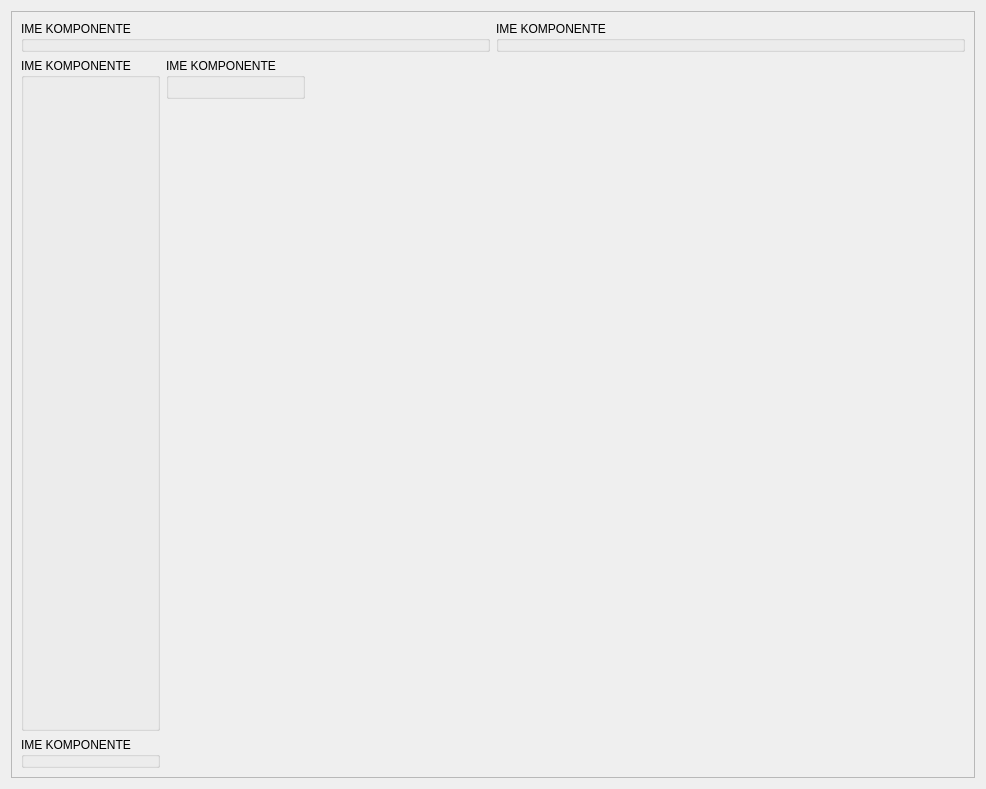
First picture: the form in app/view/uiFiles/tab_rezultat.ui, repository vmilic/umjeravanje, before the edit.
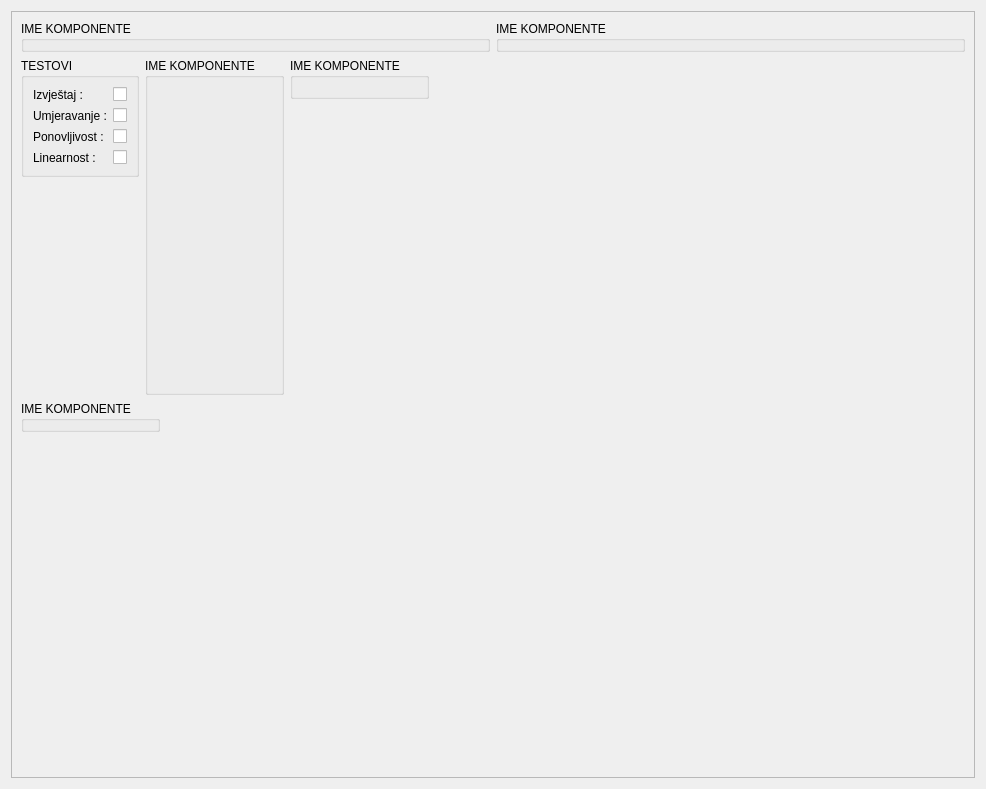
Second picture: the form after the edit.

The edit to the form file:
```diff
--- a/app/view/uiFiles/tab_rezultat.ui
+++ b/app/view/uiFiles/tab_rezultat.ui
@@ -73,6 +73,91 @@
            <property name="margin">
             <number>0</number>
            </property>
+           <item>
+            <layout class="QVBoxLayout" name="verticalLayout_5">
+             <property name="margin">
+              <number>0</number>
+             </property>
+             <item>
+              <widget class="QGroupBox" name="groupBox">
+               <property name="title">
+                <string>TESTOVI</string>
+               </property>
+               <layout class="QGridLayout" name="gridLayout">
+                <item row="3" column="0">
+                 <widget class="QLabel" name="label_3">
+                  <property name="text">
+                   <string>Linearnost :</string>
+                  </property>
+                 </widget>
+                </item>
+                <item row="1" column="0">
+                 <widget class="QLabel" name="label">
+                  <property name="text">
+                   <string>Umjeravanje :</string>
+                  </property>
+                 </widget>
+                </item>
+                <item row="2" column="0">
+                 <widget class="QLabel" name="label_2">
+                  <property name="text">
+                   <string>Ponovljivost :</string>
+                  </property>
+                 </widget>
+                </item>
+                <item row="0" column="0">
+                 <widget class="QLabel" name="label_4">
+                  <property name="text">
+                   <string>Izvještaj :</string>
+                  </property>
+                 </widget>
+                </item>
+                <item row="0" column="1">
+                 <widget class="QCheckBox" name="checkBoxReport">
+                  <property name="text">
+                   <string/>
+                  </property>
+                 </widget>
+                </item>
+                <item row="1" column="1">
+                 <widget class="QCheckBox" name="checkBoxUmjeravanje">
+                  <property name="text">
+                   <string/>
+                  </property>
+                 </widget>
+                </item>
+                <item row="2" column="1">
+                 <widget class="QCheckBox" name="checkBoxPonovljivost">
+                  <property name="text">
+                   <string/>
+                  </property>
+                 </widget>
+                </item>
+                <item row="3" column="1">
+                 <widget class="QCheckBox" name="checkBoxLinearnost">
+                  <property name="text">
+                   <string/>
+                  </property>
+                 </widget>
+                </item>
+               </layout>
+              </widget>
+             </item>
+             <item>
+              <spacer name="verticalSpacer_3">
+               <property name="orientation">
+                <enum>Qt::Vertical</enum>
+               </property>
+               <property name="sizeHint" stdset="0">
+                <size>
+                 <width>20</width>
+                 <height>40</height>
+                </size>
+               </property>
+              </spacer>
+             </item>
+            </layout>
+           </item>
            <item>
             <widget class="QGroupBox" name="rezultatiGroupBox">
              <property name="title">
@@ -170,6 +255,19 @@
            </item>
           </layout>
          </item>
+         <item>
+          <spacer name="verticalSpacer_2">
+           <property name="orientation">
+            <enum>Qt::Vertical</enum>
+           </property>
+           <property name="sizeHint" stdset="0">
+            <size>
+             <width>20</width>
+             <height>40</height>
+            </size>
+           </property>
+          </spacer>
+         </item>
         </layout>
        </item>
       </layout>
```
